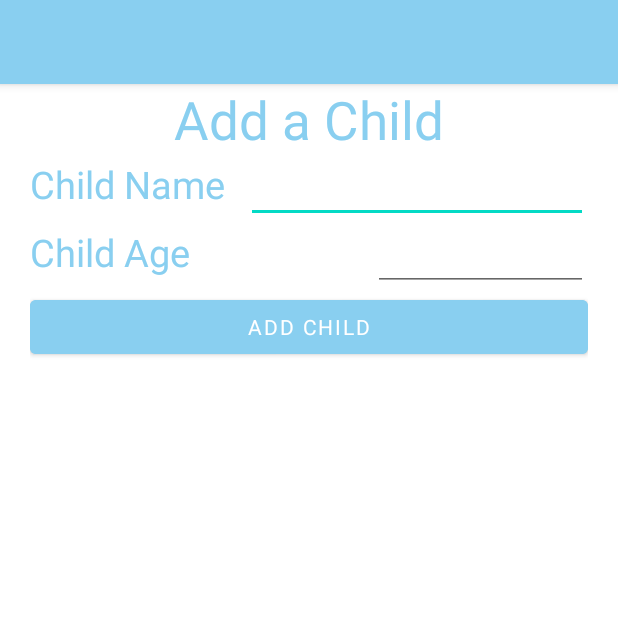
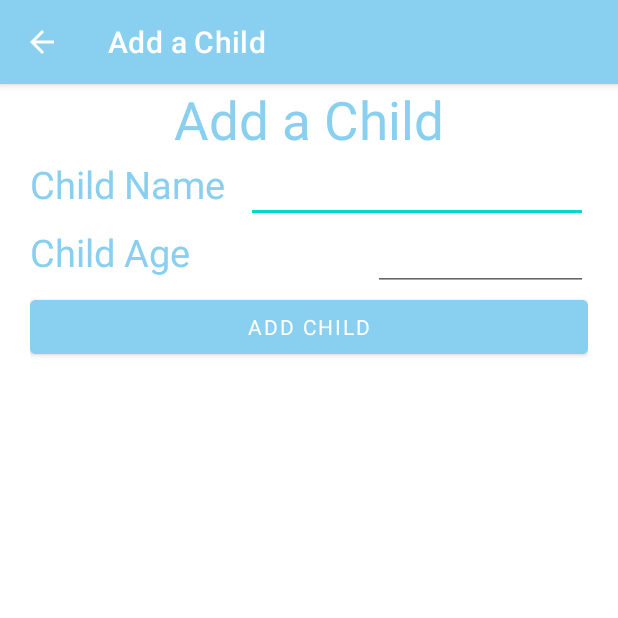
Before and after one commit to omansh-arora/Parent-app, an Android app: the AddChildActivity screen opened directly, with no data from a screen before it, on a phone screen of 412 x 824 dp, the top half of it. Run offline under Robolectric (Android 15) with nearby library versions, the phone set to English and light mode, and no system bars; Roboto replaces fonts that are not available here.

Commit message:
add back arrow in toolbars

```diff
--- a/app/src/main/java/com/example/parentapp/UI/AddChildActivity.java
+++ b/app/src/main/java/com/example/parentapp/UI/AddChildActivity.java
@@ -1,5 +1,6 @@
 package com.example.parentapp.UI;
 
+import androidx.appcompat.app.ActionBar;
 import androidx.appcompat.app.AppCompatActivity;
 
 import android.content.Intent;
@@ -29,6 +30,9 @@ public class AddChildActivity extends AppCompatActivity {
     protected void onCreate(Bundle savedInstanceState) {
         super.onCreate(savedInstanceState);
         setContentView(R.layout.activity_add_child);
+
+        ActionBar actionBar = getSupportActionBar();
+        actionBar.setTitle("Add a Child");
 
         //init child manager
         childManager = ChildManager.getInstance();
--- a/app/src/main/java/com/example/parentapp/UI/ChildrenActivity.java
+++ b/app/src/main/java/com/example/parentapp/UI/ChildrenActivity.java
@@ -8,6 +8,7 @@ import com.example.parentapp.model.ChildManager;
 import com.google.android.material.floatingactionbutton.FloatingActionButton;
 import com.google.android.material.snackbar.Snackbar;
 
+import androidx.appcompat.app.ActionBar;
 import androidx.appcompat.app.AppCompatActivity;
 
 import android.view.View;
@@ -30,6 +31,9 @@ public class ChildrenActivity extends AppCompatActivity {
     protected void onCreate(Bundle savedInstanceState) {
         super.onCreate(savedInstanceState);
         setContentView(R.layout.activity_children);
+
+        ActionBar actionBar = getSupportActionBar();
+        actionBar.setTitle("Configure Children");
 
         //init child manager
         childManager = ChildManager.getInstance();
--- a/app/src/main/java/com/example/parentapp/UI/TossHistoryActivity.java
+++ b/app/src/main/java/com/example/parentapp/UI/TossHistoryActivity.java
@@ -1,5 +1,6 @@
 package com.example.parentapp.UI;
 
+import androidx.appcompat.app.ActionBar;
 import androidx.appcompat.app.AppCompatActivity;
 import com.example.parentapp.R;
 import com.example.parentapp.model.CoinFlip;
@@ -20,6 +21,9 @@ public class TossHistoryActivity extends AppCompatActivity {
         super.onCreate(savedInstanceState);
 
         setContentView(R.layout.activity_toss_history);
+
+        ActionBar actionBar = getSupportActionBar();
+        actionBar.setTitle("View All Flips");
 
         //Get GameManager Instance
         coinFlipManager = CoinFlipManager.getInstance();
--- a/app/src/main/res/layout/activity_add_child.xml
+++ b/app/src/main/res/layout/activity_add_child.xml
@@ -11,20 +11,6 @@
         android:layout_width="match_parent"
         android:layout_height="match_parent"
         android:orientation="vertical">
-
-        <com.google.android.material.appbar.AppBarLayout
-            android:layout_width="match_parent"
-            android:layout_height="wrap_content"
-            android:theme="@style/Theme.ParentApp.AppBarOverlay">
-
-            <androidx.appcompat.widget.Toolbar
-                android:id="@+id/toolbar"
-                android:layout_width="match_parent"
-                android:layout_height="?attr/actionBarSize"
-                android:background="@color/baby_blue"
-                app:popupTheme="@style/Theme.ParentApp.PopupOverlay" />
-
-        </com.google.android.material.appbar.AppBarLayout>
 
         <LinearLayout
             android:layout_width="match_parent"
--- a/app/src/main/res/values/strings.xml
+++ b/app/src/main/res/values/strings.xml
@@ -1,5 +1,5 @@
 <resources>
-    <string name="app_name">Parent app</string>
+    <string name="app_name">Practical Parent</string>
     <string name="flip_coin_text">Flip</string>
     <string name="flip_coin_records_text">View History</string>
     <string name="coin_toss_instructions_text">Tap the Coin for Coin Toss</string>
--- a/app/src/main/res/values/themes.xml
+++ b/app/src/main/res/values/themes.xml
@@ -2,7 +2,7 @@
     <!-- Base application theme. -->
     <style name="Theme.ParentApp" parent="Theme.MaterialComponents.DayNight.DarkActionBar">
         <!-- Primary brand color. -->
-        <item name="colorPrimary">@color/purple_500</item>
+        <item name="colorPrimary">@color/baby_blue</item>
         <item name="colorPrimaryVariant">@color/purple_700</item>
         <item name="colorOnPrimary">@color/white</item>
         <!-- Secondary brand color. -->
```
Also changed, not shown: app/src/main/AndroidManifest.xml (+7 -11 lines), app/src/main/java/com/example/parentapp/UI/CoinFlipActivity.java (+8 -3 lines), app/src/main/res/layout/activity_children.xml (+0 -14 lines), app/src/main/res/layout/activity_coin_flip.xml (+0 -13 lines).
